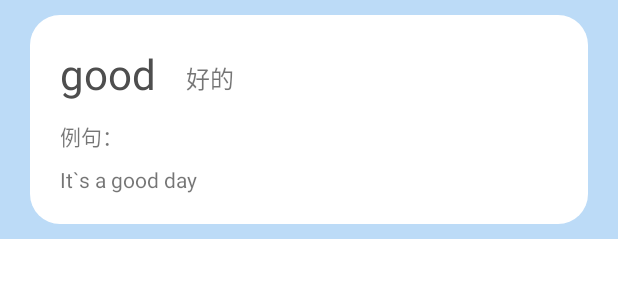
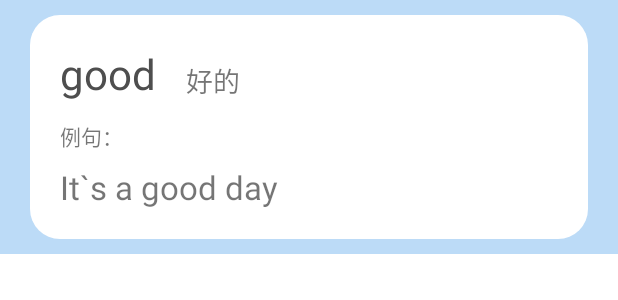
Before and after one commit to t7cutcdeeyx1/WordBook, an Android app: the layout item.xml on its own in the app's theme, with its tools: preview values and no code run, on a phone screen of 412 x 824 dp. Shown: the top 300 px of the screen. Run offline under Robolectric (Android 15) with nearby library versions, the phone set to English and light mode, and no system bars.

Commit message:
first commit

```diff
--- a/app/src/main/java/com/example/wordbook/addActivity.java
+++ b/app/src/main/java/com/example/wordbook/addActivity.java
@@ -38,12 +38,13 @@ public class addActivity extends AppCompatActivity {
                 name=editText1.getText().toString();
                 jieshi=editText2.getText().toString();
                 lijv=editText3.getText().toString();
-                new Data1(name,jieshi,lijv).save();
                 if (!name.equals("")&&!jieshi.equals("")&&!lijv.equals("")){
                     Intent intent_return = new Intent();
                     intent_return.putExtra("name",name);
                     intent_return.putExtra("jieshi",jieshi);
                     intent_return.putExtra("lijv",lijv);
+                    System.out.print(name);
+                    new Data1(name,jieshi,lijv).save();
                     setResult(RESULT_OK,intent_return);
                     finish();
                 }else {
--- a/app/src/main/res/layout/activity_add.xml
+++ b/app/src/main/res/layout/activity_add.xml
@@ -62,7 +62,6 @@
         android:textColorHint="#999898"
         android:textSize="14.5dp"
         android:typeface="sans"
-        android:inputType="number"
         app:layout_constraintLeft_toLeftOf="parent"
         app:layout_constraintTop_toTopOf="parent">
 
@@ -85,7 +84,6 @@
         android:textColorHint="#999898"
         android:textSize="14.5dp"
         android:typeface="sans"
-        android:inputType="number"
         app:layout_constraintLeft_toLeftOf="parent"
         app:layout_constraintTop_toTopOf="parent">
     </EditText>
@@ -107,7 +105,6 @@
         android:textColorHint="#999898"
         android:textSize="14.5dp"
         android:typeface="sans"
-        android:inputType="number"
         app:layout_constraintLeft_toLeftOf="parent"
         app:layout_constraintTop_toTopOf="parent">
     </EditText>
--- a/app/src/main/res/layout/item.xml
+++ b/app/src/main/res/layout/item.xml
@@ -37,7 +37,7 @@
             android:text="好的"
             android:layout_marginTop="30dp"
             android:layout_marginLeft="20dp"
-            android:textSize="16dp"
+            android:textSize="18dp"
             android:id="@+id/jieshi"/>
         <TextView
             android:layout_width="wrap_content"
@@ -49,6 +49,7 @@
             android:text="例句："/>
 
         <TextView
+            android:textSize="22dp"
             android:layout_width="wrap_content"
             android:layout_height="wrap_content"
             app:layout_constraintTop_toTopOf="parent"
```
Also changed, not shown: app/src/main/java/com/example/wordbook/MainActivity.java (+4 -3 lines).
